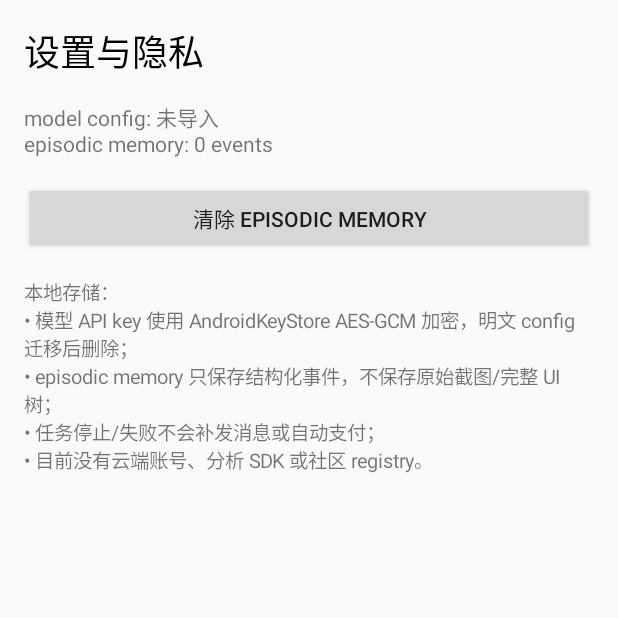
After one commit to Yixuan-Tao/agent-next, an Android app: the SettingsActivity screen opened directly, with no data from a screen before it, on a phone screen of 412 x 824 dp, the top half of it. The commit adds this screen. Run offline under Robolectric (Android 15) with nearby library versions, the light colour scheme and no system bars; pictures from the network do not load.

Commit message:
feat(app): add settings and privacy surface
Adds SettingsActivity with encrypted-config status, episodic memory count, explicit memory clearing, and a privacy boundary note. Debug-only exported entry is used for testing; release stays unexported. Device check shows 163 events before clear and a small empty ciphertext after clear.

```diff
--- a/app/src/debug/AndroidManifest.xml
+++ b/app/src/debug/AndroidManifest.xml
@@ -7,5 +7,9 @@
             android:name=".PreviewActivity"
             android:exported="true"
             tools:replace="android:exported" />
+        <activity
+            android:name=".SettingsActivity"
+            android:exported="true"
+            tools:replace="android:exported" />
     </application>
 </manifest>
--- a/app/src/main/AndroidManifest.xml
+++ b/app/src/main/AndroidManifest.xml
@@ -40,6 +40,10 @@
             android:name=".PreviewActivity"
             android:exported="false" />
 
+        <activity
+            android:name=".SettingsActivity"
+            android:exported="false" />
+
         <service
             android:name=".AgentTaskService"
             android:exported="false"
--- a/app/src/main/java/agent/next/app/AgentRuntime.java
+++ b/app/src/main/java/agent/next/app/AgentRuntime.java
@@ -123,6 +123,14 @@ public final class AgentRuntime {
             }
         }
         return existing;
+    }
+
+    public void clearMemory() {
+        episodic.clear();
+    }
+
+    public int memoryEventCount() {
+        return episodic.size();
     }
 
     public void setListener(Listener listener) {
--- a/app/src/main/java/agent/next/app/MainActivity.java
+++ b/app/src/main/java/agent/next/app/MainActivity.java
@@ -173,6 +173,12 @@ public final class MainActivity extends Activity implements AgentRuntime.Listene
                 new android.content.Intent(this, PreviewActivity.class)));
         root.addView(preview, matchWrap());
 
+        Button settings = new Button(this);
+        settings.setText("设置与隐私");
+        settings.setOnClickListener(view ->
+                startActivity(new android.content.Intent(this, SettingsActivity.class)));
+        root.addView(settings, matchWrap());
+
         root.setGravity(Gravity.TOP);
         return scroll;
     }
--- /dev/null
+++ b/app/src/main/java/agent/next/app/SettingsActivity.java
@@ -0,0 +1,74 @@
+package agent.next.app;
+
+import android.app.Activity;
+import android.graphics.Color;
+import android.os.Bundle;
+import android.view.ViewGroup;
+import android.widget.Button;
+import android.widget.LinearLayout;
+import android.widget.TextView;
+
+import agent.next.app.security.EncryptedModelConfigStore;
+
+/** Minimal privacy/settings surface: encrypted-config status and memory deletion. */
+public final class SettingsActivity extends Activity {
+
+    private TextView status;
+    private AgentRuntime runtime;
+
+    @Override
+    protected void onCreate(Bundle saved) {
+        super.onCreate(saved);
+        runtime = AgentRuntime.get(this);
+        setContentView(buildUi());
+        refresh();
+    }
+
+    private ViewGroup buildUi() {
+        int padding = Math.round(16 * getResources().getDisplayMetrics().density);
+        LinearLayout root = new LinearLayout(this);
+        root.setOrientation(LinearLayout.VERTICAL);
+        root.setPadding(padding, padding, padding, padding);
+
+        TextView title = new TextView(this);
+        title.setText("设置与隐私");
+        title.setTextSize(24);
+        title.setTextColor(Color.BLACK);
+        root.addView(title);
+
+        status = new TextView(this);
+        status.setTextSize(14);
+        status.setPadding(0, padding, 0, padding);
+        root.addView(status, matchWrap());
+
+        Button clear = new Button(this);
+        clear.setText("清除 episodic memory");
+        clear.setOnClickListener(view -> {
+            runtime.clearMemory();
+            refresh();
+        });
+        root.addView(clear, matchWrap());
+
+        TextView privacy = new TextView(this);
+        privacy.setText("本地存储：\n"
+                + "• 模型 API key 使用 AndroidKeyStore AES-GCM 加密，明文 config 迁移后删除；\n"
+                + "• episodic memory 只保存结构化事件，不保存原始截图/完整 UI 树；\n"
+                + "• 任务停止/失败不会补发消息或自动支付；\n"
+                + "• 目前没有云端账号、分析 SDK 或社区 registry。");
+        privacy.setTextSize(13);
+        privacy.setPadding(0, padding, 0, 0);
+        root.addView(privacy, matchWrap());
+        return root;
+    }
+
+    private static LinearLayout.LayoutParams matchWrap() {
+        return new LinearLayout.LayoutParams(ViewGroup.LayoutParams.MATCH_PARENT,
+                ViewGroup.LayoutParams.WRAP_CONTENT);
+    }
+
+    private void refresh() {
+        status.setText("model config: "
+                + (EncryptedModelConfigStore.hasConfig(this) ? "加密文件可用" : "未导入")
+                + "\nepisodic memory: " + runtime.memoryEventCount() + " events");
+    }
+}
--- a/app/src/main/java/agent/next/app/security/EncryptedEpisodicMemory.java
+++ b/app/src/main/java/agent/next/app/security/EncryptedEpisodicMemory.java
@@ -52,6 +52,10 @@ public final class EncryptedEpisodicMemory implements EpisodicMemory {
     public synchronized void deleteTask(String taskId) {
         events.removeIf(event -> event.taskId().equals(taskId));
         persist();
+    }
+
+    public synchronized int size() {
+        return events.size();
     }
 
     public synchronized void clear() {
--- a/app/src/main/java/agent/next/app/security/EncryptedModelConfigStore.java
+++ b/app/src/main/java/agent/next/app/security/EncryptedModelConfigStore.java
@@ -18,6 +18,10 @@ public final class EncryptedModelConfigStore {
     private static final int MAX_BYTES = 65_536;
 
     private EncryptedModelConfigStore() {
+    }
+
+    public static boolean hasConfig(Context context) {
+        return new File(context.getFilesDir(), ENCRYPTED).isFile();
     }
 
     public static Optional<ModelConfig> load(Context context) {
```
Also changed, not shown: 5 other files.
